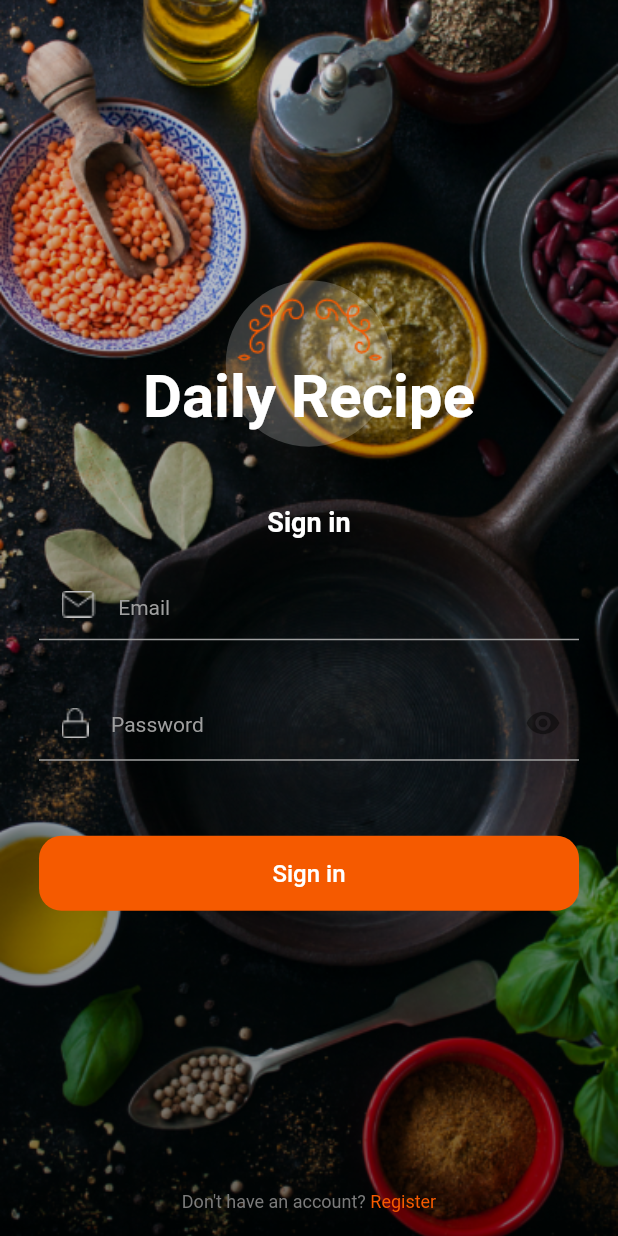
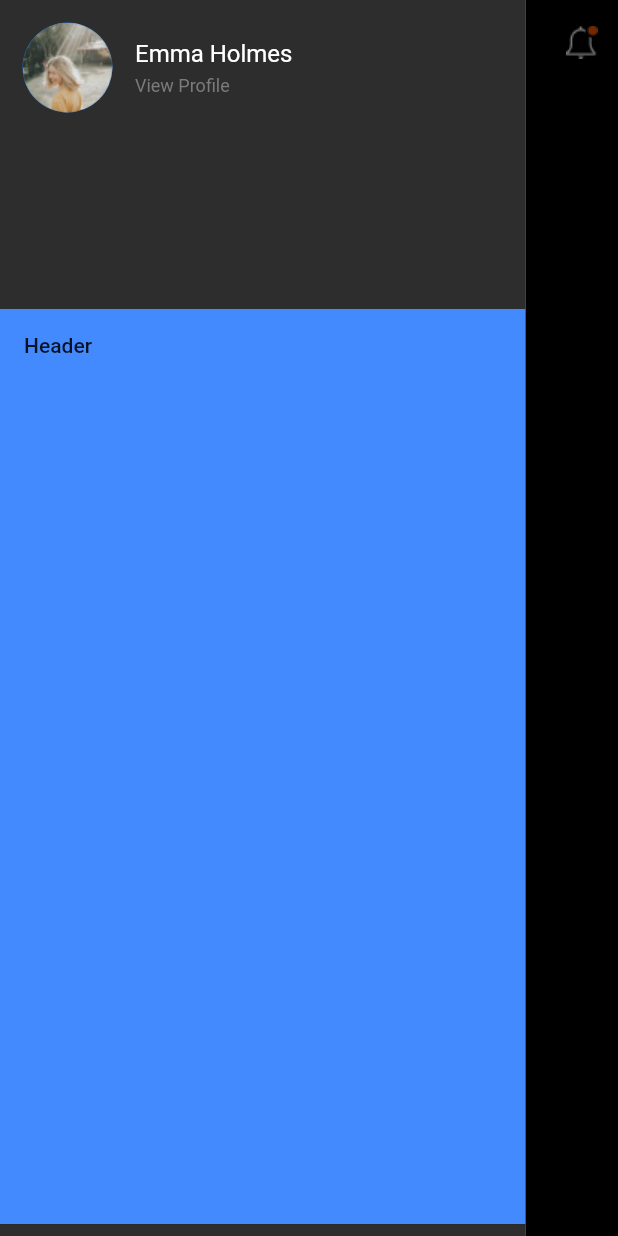
Before and after one commit to tuanle93dev/DailyRecipe, a Flutter app: the screen it shows after launch, with the side drawer open (before the commit the screen has no drawer), on a phone screen of 412 x 824 dp. Run offline on Flutter 3.47's test engine with Material 2 defaults, Android fonts, the phone set to English and light mode, and no system bars.

Commit message:
drawer header

```diff
--- a/lib/main.dart
+++ b/lib/main.dart
@@ -1,3 +1,4 @@
+import 'package:dailyrecipe/screens/home_screen.dart';
 import 'package:dailyrecipe/screens/register_screen.dart';
 import 'package:dailyrecipe/screens/signin_screen.dart';
 import 'package:dailyrecipe/screens/splash_screen.dart';
@@ -36,7 +37,7 @@ class _MyHomePageState extends State<MyHomePage> {
   @override
   Widget build(BuildContext context) {
     return Scaffold(
-      body: SigninScreen(), // This trailing comma makes auto-formatting nicer for build methods.
+      body: HomeScreen(), // This trailing comma makes auto-formatting nicer for build methods.
     );
   }
 
--- /dev/null
+++ b/lib/screens/home_screen.dart
@@ -0,0 +1,121 @@
+import 'package:flutter/material.dart';
+
+class HomeScreen extends StatefulWidget {
+  @override
+  _HomeScreenState createState() => _HomeScreenState();
+}
+
+class _HomeScreenState extends State<HomeScreen> {
+  final GlobalKey<ScaffoldState> _scaffoldKey = new GlobalKey<ScaffoldState>();
+
+  @override
+  Widget build(BuildContext context) {
+    return SafeArea(
+      child: Scaffold(
+        key: _scaffoldKey,
+        endDrawerEnableOpenDragGesture: false,
+        backgroundColor: Color(0xff010101),
+        appBar: AppBar(
+          backgroundColor: Colors.transparent,
+          elevation: 0,
+          leading: IconButton(
+            icon: Image.asset("assets/images/ic_menu.png"),
+            color: Colors.white,
+            onPressed: () {
+              _scaffoldKey.currentState.openDrawer();
+            },
+          ),
+          actions: [
+            IconButton(
+              icon: Image.asset("assets/images/ic_notification.png"),
+              onPressed: () {},
+            ),
+          ],
+        ),
+        drawer: Container(
+          width: MediaQuery.of(context).size.width * 0.85,
+          child: Drawer(
+            child: Container(
+              color: Color(0xff2D2D2D),
+              child: Column(
+                children: [
+                  _buildHeaderDrawer(),
+                  Expanded(
+                    flex: 3,
+                    child: Container(
+                      width: double.infinity,
+                      child: DrawerHeader(
+                        decoration: BoxDecoration(color: Colors.blueAccent),
+                        child: Text("Header"),
+                      ),
+                    ),
+                  ),
+                ],
+              ),
+            ),
+          ),
+        ),
+      ),
+    );
+  }
+
+  Widget _buildHeaderDrawer(){
+    return Expanded(
+      flex: 1,
+      child: Container(
+        width: double.infinity,
+        child: Wrap(
+          children: [
+            Row(
+              // crossAxisAlignment: CrossAxisAlignment.start,
+              children: [
+                Container(
+                  width: 90,
+                  height: 90,
+                  child: Center(
+                    child: CircleAvatar(
+                      radius: 30,
+                      backgroundImage: ExactAssetImage("assets/images/ic_avatar.png"),
+                    ),
+                  ),
+                ),
+                Expanded(
+                  child: Column(
+                    crossAxisAlignment: CrossAxisAlignment.start,
+                    children: [
+                      Container(
+                        width:double.infinity,
+                        child: Text(
+                          "Emma Holmes",
+                          maxLines: 1,
+                          overflow: TextOverflow.ellipsis,
+                          style: TextStyle(
+                            color: Colors.white,
+                            fontSize: 16,
+                          ),
+                        ),
+                      ),
+                      SizedBox(
+                        height: 5,
+                      ),
+                      Container(
+                        width:double.infinity,
+                        child: Text(
+                          "View Profile",
+                          style: TextStyle(
+                            color: Color(0xff7B7B7B),
+                            fontSize: 12,
+                          ),
+                        ),
+                      ),
+                    ],
+                  ),
+                ),
+              ],
+            ),
+          ],
+        ),
+      ),
+    );
+  }
+}
--- a/lib/screens/register_screen.dart
+++ b/lib/screens/register_screen.dart
@@ -1,4 +1,5 @@
 import 'package:dailyrecipe/components/logo_component.dart';
+import 'package:dailyrecipe/screens/signin_screen.dart';
 import 'package:flutter/cupertino.dart';
 import 'package:flutter/gestures.dart';
 import 'package:flutter/material.dart';
@@ -10,6 +11,11 @@ class RegisterScreen extends StatefulWidget {
 
 class _RegisterScreenState extends State<RegisterScreen> {
   var _isHidePassword = true;
+
+
+  void _signInTapped(BuildContext context){
+    Navigator.of(context).pushReplacement(CupertinoPageRoute(builder: (context) => SigninScreen(),));
+  }
 
   @override
   Widget build(BuildContext context) {
@@ -196,7 +202,7 @@ class _RegisterScreenState extends State<RegisterScreen> {
                             color: Color(0xffF55A00),
                           ),
                           recognizer:  TapGestureRecognizer()
-                            ..onTap = () => print('Tap Here onTap'),
+                            ..onTap = () => _signInTapped(context),
                         ),
                       ],
                     ),
--- a/lib/screens/signin_screen.dart
+++ b/lib/screens/signin_screen.dart
@@ -1,4 +1,5 @@
 import 'package:dailyrecipe/components/logo_component.dart';
+import 'package:dailyrecipe/screens/register_screen.dart';
 import 'package:flutter/cupertino.dart';
 import 'package:flutter/gestures.dart';
 import 'package:flutter/material.dart';
@@ -14,6 +15,10 @@ class _SigninScreenState extends State<SigninScreen> {
   @override
   Widget build(BuildContext context) {
     var _size = MediaQuery.of(context).size;
+
+    void _registerTapped(BuildContext context) {
+      Navigator.of(context).pushReplacement(CupertinoPageRoute(builder: (context) => RegisterScreen()));
+    }
 
     return Scaffold(
       body: Stack(
@@ -107,7 +112,6 @@ class _SigninScreenState extends State<SigninScreen> {
                           ),
                           suffixIcon: IconButton(
                             onPressed: () {
-                              print("abc");
                               setState(() {
                                 _isHidePassword = !_isHidePassword;
                               });
@@ -120,17 +124,6 @@ class _SigninScreenState extends State<SigninScreen> {
                               color: Colors.blueAccent,
                             ),
                           ),
-
-                          // Padding(
-                          //   padding: EdgeInsets.all(15),
-                          //   child: FlatButton(
-                          //     onPressed: ()=> {},
-                          //     child: Image.asset(
-                          //       "assets/images/ic_showpass.png",
-                          //       fit: BoxFit.fill,
-                          //     ),
-                          //   ),
-                          // ),
                         ),
                       ),
                       SizedBox(
@@ -168,7 +161,7 @@ class _SigninScreenState extends State<SigninScreen> {
                             color: Color(0xffF55A00),
                           ),
                           recognizer:  TapGestureRecognizer()
-                            ..onTap = () => print('Tap Here onTap'),
+                            ..onTap = () =>_registerTapped(context),
                         ),
                       ],
                     ),
--- a/lib/screens/splash_screen.dart
+++ b/lib/screens/splash_screen.dart
@@ -2,6 +2,7 @@ import 'dart:ui';
 
 import 'package:dailyrecipe/components/logo_component.dart';
 import 'package:dailyrecipe/screens/register_screen.dart';
+import 'package:dailyrecipe/screens/signin_screen.dart';
 import 'package:flutter/cupertino.dart';
 import 'package:flutter/material.dart';
 
@@ -12,7 +13,11 @@ class SplashScreen extends StatelessWidget {
 
     Navigator.of(context).push(CupertinoPageRoute(builder: (context) => RegisterScreen(),));
 
-    // Navigator.of(context).pushReplacement(MaterialPageRoute(builder: (context) => RegisterScreen(),));
+    //Navigator.of(context).pushReplacement(MaterialPageRoute(builder: (context) => RegisterScreen(),));
+  }
+
+  void _signInTapped(BuildContext context){
+    Navigator.of(context).push(CupertinoPageRoute(builder: (context) => SigninScreen(),));
   }
 
   @override
@@ -69,7 +74,7 @@ class SplashScreen extends StatelessWidget {
                 ),
                 FlatButton(
                   height: 50,
-                  onPressed: () => {},
+                  onPressed: () => _signInTapped(context),
                   shape: RoundedRectangleBorder(
                       borderRadius: BorderRadius.circular(15)),
                   child: Center(
--- a/pubspec.yaml
+++ b/pubspec.yaml
@@ -54,6 +54,9 @@ flutter:
     - assets/images/ic_email.png
     - assets/images/ic_password.png
     - assets/images/ic_showpass.png
+    - assets/images/ic_menu.png
+    - assets/images/ic_notification.png
+    - assets/images/ic_avatar.png
   #   - images/a_dot_ham.jpeg
 
   # An image asset can refer to one or more resolution-specific "variants", see
```
Also changed, not shown: assets/images/ic_avatar.png (added), assets/images/ic_menu.png (added), assets/images/ic_notification.png (added).
